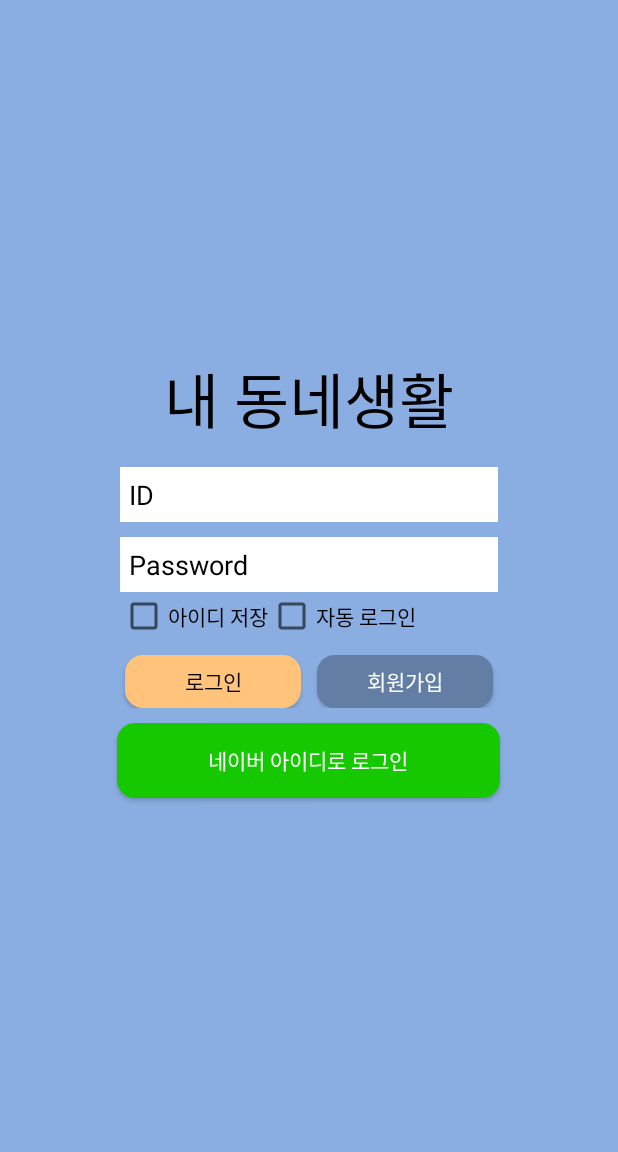
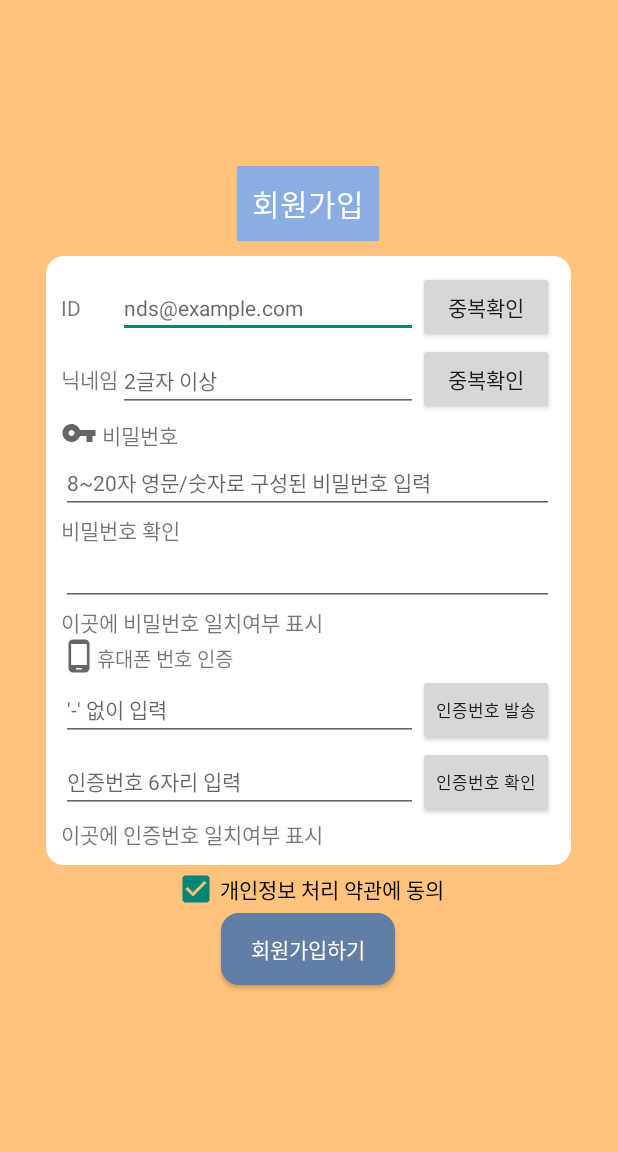
Before and after one commit to snu9451/Android_NDS, an Android app: the screen it shows after launch (LoginActivity before the commit, JoinActivity after it), after a tap on "회원가입", on a phone screen of 412 x 824 dp, the part 84-1236 px from its top. Run offline under Robolectric (Android 15) with nearby library versions, the light colour scheme and no system bars.

Commit message:
2021 07 07 수 회원가입화면 작성완료 & 로그인화면의 회원가입 버튼 이벤트 구현

```diff
--- a/app/build.gradle
+++ b/app/build.gradle
@@ -33,6 +33,7 @@ dependencies {
     implementation 'androidx.appcompat:appcompat:1.3.0'
     implementation 'com.google.android.material:material:1.4.0'
     implementation 'androidx.constraintlayout:constraintlayout:2.0.4'
+    implementation 'androidx.legacy:legacy-support-v4:1.0.0'
     testImplementation 'junit:junit:4.+'
     androidTestImplementation 'androidx.test.ext:junit:1.1.3'
     androidTestImplementation 'androidx.test.espresso:espresso-core:3.4.0'
--- a/app/src/main/AndroidManifest.xml
+++ b/app/src/main/AndroidManifest.xml
@@ -9,7 +9,8 @@
         android:roundIcon="@mipmap/ndslogo"
         android:supportsRtl="true"
         android:theme="@style/Theme.Android_NDS">
-        <activity android:name=".MainActivity"></activity>
+        <activity android:name=".JoinActivity"></activity>
+        <activity android:name=".MainActivity" />
         <activity android:name=".LoginActivity">
             <intent-filter>
                 <action android:name="android.intent.action.MAIN" />
--- /dev/null
+++ b/app/src/main/java/com/example/android_nds/JoinActivity.java
@@ -0,0 +1,14 @@
+package com.example.android_nds;
+
+import androidx.appcompat.app.AppCompatActivity;
+
+import android.os.Bundle;
+
+public class JoinActivity extends AppCompatActivity {
+
+    @Override
+    protected void onCreate(Bundle savedInstanceState) {
+        super.onCreate(savedInstanceState);
+        setContentView(R.layout.activity_join);
+    }
+}
--- a/app/src/main/java/com/example/android_nds/LoginActivity.java
+++ b/app/src/main/java/com/example/android_nds/LoginActivity.java
@@ -4,9 +4,12 @@ import androidx.annotation.NonNull;
 import androidx.appcompat.app.AppCompatActivity;
 import androidx.fragment.app.FragmentManager;
 
+import android.content.Intent;
 import android.os.Bundle;
 import android.util.Log;
 import android.view.MenuItem;
+import android.view.View;
+import android.widget.Toast;
 
 import com.google.android.material.navigation.NavigationView;
 
@@ -56,4 +59,13 @@ public class LoginActivity extends AppCompatActivity implements NavigationView.O
     public boolean onNavigationItemSelected(@NonNull MenuItem item) {
         return false;
     }
+
+    // 로그인 버튼 클릭 시의 이벤트 처리 구현
+    public void join(View view){
+        Toast.makeText(getApplicationContext(), "회원가입으로 이동합니다.", Toast.LENGTH_SHORT);
+        Intent intent = new Intent(getApplicationContext(), JoinActivity.class);
+        startActivity(intent);
+    }
+
+
 }
--- /dev/null
+++ b/app/src/main/java/com/example/android_nds/ReqErrandFragment.java
@@ -0,0 +1,18 @@
+package com.example.android_nds;
+
+import android.os.Bundle;
+
+import androidx.fragment.app.Fragment;
+
+import android.view.LayoutInflater;
+import android.view.View;
+import android.view.ViewGroup;
+
+public class ReqErrandFragment extends Fragment {
+
+    @Override
+    public View onCreateView(LayoutInflater inflater, ViewGroup container,
+                             Bundle savedInstanceState) {
+        return inflater.inflate(R.layout.fragment_req_errand, container, false);
+    }
+}
--- /dev/null
+++ b/app/src/main/res/drawable-v24/btn_dblue.xml
@@ -0,0 +1,11 @@
+<?xml version="1.0" encoding="utf-8"?>
+<shape xmlns:android="http://schemas.android.com/apk/res/android"
+        android:padding="10dp"
+        android:shape="rectangle" >
+        <solid android:color="@color/ndsblue_dark" />
+        <corners
+            android:bottomLeftRadius="12dp"
+            android:bottomRightRadius="12dp"
+            android:topLeftRadius="12dp"
+            android:topRightRadius="12dp" />
+</shape>
--- a/app/src/main/res/drawable-v24/btn_join.xml
+++ b/app/src/main/res/drawable/btn_white.xml
@@ -1,8 +1,8 @@
 <?xml version="1.0" encoding="utf-8"?>
-<shape xmlns:android="http://schemas.android.com/apk/res/android">
+<shape xmlns:android="http://schemas.android.com/apk/res/android"
         android:padding="10dp"
         android:shape="rectangle" >
-        <solid android:color="@color/ndsblue_dark" />
+        <solid android:color="@color/white" />
         <corners
             android:bottomLeftRadius="12dp"
             android:bottomRightRadius="12dp"
--- /dev/null
+++ b/app/src/main/res/drawable/ic_baseline_phone_android_24.xml
@@ -0,0 +1,10 @@
+<vector xmlns:android="http://schemas.android.com/apk/res/android"
+    android:width="24dp"
+    android:height="24dp"
+    android:viewportWidth="24"
+    android:viewportHeight="24"
+    android:tint="?attr/colorControlNormal">
+  <path
+      android:fillColor="@android:color/white"
+      android:pathData="M16,1L8,1C6.34,1 5,2.34 5,4v16c0,1.66 1.34,3 3,3h8c1.66,0 3,-1.34 3,-3L19,4c0,-1.66 -1.34,-3 -3,-3zM14,21h-4v-1h4v1zM17.25,18L6.75,18L6.75,4h10.5v14z"/>
+</vector>
--- /dev/null
+++ b/app/src/main/res/drawable/ic_baseline_vpn_key_24.xml
@@ -0,0 +1,10 @@
+<vector xmlns:android="http://schemas.android.com/apk/res/android"
+    android:width="24dp"
+    android:height="24dp"
+    android:viewportWidth="24"
+    android:viewportHeight="24"
+    android:tint="?attr/colorControlNormal">
+  <path
+      android:fillColor="@android:color/white"
+      android:pathData="M12.65,10C11.83,7.67 9.61,6 7,6c-3.31,0 -6,2.69 -6,6s2.69,6 6,6c2.61,0 4.83,-1.67 5.65,-4H17v4h4v-4h2v-4H12.65zM7,14c-1.1,0 -2,-0.9 -2,-2s0.9,-2 2,-2 2,0.9 2,2 -0.9,2 -2,2z"/>
+</vector>
--- /dev/null
+++ b/app/src/main/res/layout/activity_join.xml
@@ -0,0 +1,147 @@
+<?xml version="1.0" encoding="utf-8"?>
+<LinearLayout xmlns:android="http://schemas.android.com/apk/res/android"
+    xmlns:app="http://schemas.android.com/apk/res-auto"
+    xmlns:tools="http://schemas.android.com/tools"
+    android:orientation="vertical"
+    android:layout_width="match_parent"
+    android:layout_height="match_parent"
+    tools:context=".JoinActivity"
+    android:background="@color/ndsyellow_light">
+    <LinearLayout
+        android:orientation="horizontal"
+        android:layout_width="match_parent"
+        android:layout_height="wrap_content">
+        <include
+            layout="@layout/toolbar_main" />
+    </LinearLayout>
+    <LinearLayout
+        android:layout_gravity="center"
+        android:gravity="center"
+        android:layout_width="wrap_content"
+        android:layout_height="match_parent"
+        android:orientation="vertical">
+        <TextView
+            android:layout_gravity="center"
+            android:layout_width="wrap_content"
+            android:layout_height="wrap_content"
+            android:text="회원가입"
+            android:textColor="@color/white"
+            android:textSize="20sp"
+            android:padding="10dp"
+            android:background="@color/ndsblue_light"
+            android:layout_marginBottom="10dp"/>
+        <TableLayout
+            android:layout_gravity="center"
+            android:layout_width="350dp"
+            android:layout_height="wrap_content"
+            android:background="@drawable/btn_white"
+            android:stretchColumns="0,1,2"
+            android:padding="10dp">
+            <TableRow>
+                <TextView
+                    android:text="ID"
+                    android:layout_column="0"/>
+                <EditText
+                    android:layout_width="200dp"
+                    android:hint="nds@example.com"
+                    android:textSize="14sp"
+                    android:layout_column="1"/>
+                <Button
+                    android:layout_column="2"
+                    android:text="중복확인" />
+            </TableRow>
+            <TableRow>
+                <TextView
+                    android:text="닉네임"
+                    android:layout_column="0"/>
+                <EditText
+                    android:hint="2글자 이상"
+                    android:textSize="14sp"
+                    android:layout_column="1"/>
+                <Button
+                    android:text="중복확인"
+                    android:layout_column="2"/>
+            </TableRow>
+            <TableRow>
+                <TextView
+                    android:layout_span="3"
+                    android:textSize="14sp"
+                    android:text=" 비밀번호"
+                    android:gravity="bottom"
+                    android:drawableLeft="@drawable/ic_baseline_vpn_key_24"/>
+            </TableRow>
+            <TableRow>
+                <EditText
+                    android:layout_span="3"
+                    android:textSize="14sp"
+                    android:hint="8~20자 영문/숫자로 구성된 비밀번호 입력"/>
+            </TableRow>
+            <TableRow>
+                <TextView
+                    android:layout_span="3"
+                    android:text="비밀번호 확인"/>
+            </TableRow>
+            <TableRow>
+                <EditText
+                    android:layout_span="3"
+                    android:textSize="14sp"/>
+            </TableRow>
+            <TableRow>
+                <TextView
+                    android:layout_span="3"
+                    android:text="이곳에 비밀번호 일치여부 표시"/>
+            </TableRow>
+            <TableRow>
+                <TextView
+                    android:layout_span="3"
+                    android:text="휴대폰 번호 인증"
+                    android:gravity="bottom"
+                    android:textSize="13sp"
+                    android:drawableLeft="@drawable/ic_baseline_phone_android_24"/>
+            </TableRow>
+            <TableRow>
+                <EditText
+                    android:layout_column="0"
+                    android:layout_span="2"
+                    android:textSize="14sp"
+                    android:hint="'-' 없이 입력"/>
+                <Button
+                    android:layout_column="1"
+                    android:layout_span="1"
+                    android:textSize="11sp"
+                    android:text="인증번호 발송" />
+            </TableRow>
+            <TableRow>
+                <EditText
+                    android:layout_column="0"
+                    android:layout_span="2"
+                    android:textSize="14sp"
+                    android:hint="인증번호 6자리 입력"/>
+                <Button
+                    android:layout_column="1"
+                    android:layout_span="1"
+                    android:textSize="11sp"
+                    android:text="인증번호 확인" />
+            </TableRow>
+            <TableRow>
+                <TextView
+                    android:layout_span="3"
+                    android:text="이곳에 인증번호 일치여부 표시"/>
+            </TableRow>
+        </TableLayout>
+        <CheckBox
+            android:checked="true"
+            android:layout_width="wrap_content"
+            android:layout_height="wrap_content"
+            android:textAlignment="center"
+            android:text="개인정보 처리 약관에 동의"/>
+        <Button
+            android:layout_width="wrap_content"
+            android:layout_height="wrap_content"
+            android:background="@drawable/btn_dblue"
+            android:paddingLeft="20dp"
+            android:paddingRight="20dp"
+            android:text="회원가입하기"
+            android:textColor="@color/white"/>
+    </LinearLayout>
+</LinearLayout>
--- a/app/src/main/res/layout/activity_login.xml
+++ b/app/src/main/res/layout/activity_login.xml
@@ -80,7 +80,7 @@
                 android:layout_width="117dp"
                 android:layout_height="35dp"
                 android:layout_marginRight="5dp"
-                android:background="@drawable/btn_login"
+                android:background="@drawable/btn_lyellow"
                 android:onClick="login"
                 android:text="로그인"
                 android:textColor="#000000" />
@@ -90,7 +90,7 @@
                 android:layout_width="117dp"
                 android:layout_height="35dp"
                 android:layout_marginLeft="5dp"
-                android:background="@drawable/btn_join"
+                android:background="@drawable/btn_dblue"
                 android:onClick="join"
                 android:text="회원가입"
                 android:textColor="#FFFFFF" />
--- /dev/null
+++ b/app/src/main/res/layout/fragment_req_errand.xml
@@ -0,0 +1,13 @@
+<?xml version="1.0" encoding="utf-8"?>
+<FrameLayout xmlns:android="http://schemas.android.com/apk/res/android"
+    xmlns:tools="http://schemas.android.com/tools"
+    android:layout_width="match_parent"
+    android:layout_height="match_parent"
+    tools:context=".ReqErrandFragment">
+
+    <TextView
+        android:layout_width="match_parent"
+        android:layout_height="match_parent"
+        android:text="@string/hello_blank_fragment" />
+
+</FrameLayout>
--- a/app/src/main/res/values/strings.xml
+++ b/app/src/main/res/values/strings.xml
@@ -2,4 +2,6 @@
     <string name="app_name">내동생</string>
     <string name="nav_open_drawer">Open Navigation</string>
     <string name="nav_close_drawer">Close Navigation</string>
+    <!-- TODO: Remove or change this placeholder text -->
+    <string name="hello_blank_fragment">Hello blank fragment</string>
 </resources>
```
Also changed, not shown: app/src/main/res/drawable/btn_lyellow.xml (renamed from app/src/main/res/drawable/btn_login.xml).
